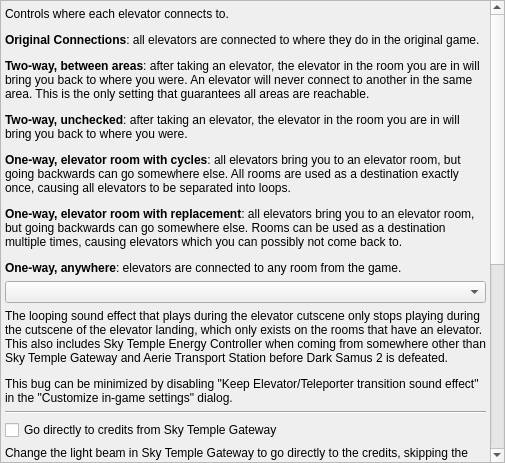
Above: randovania/gui/ui_files/preset_elevators.ui from randovania/randovania before the change. Below: the same form after it.
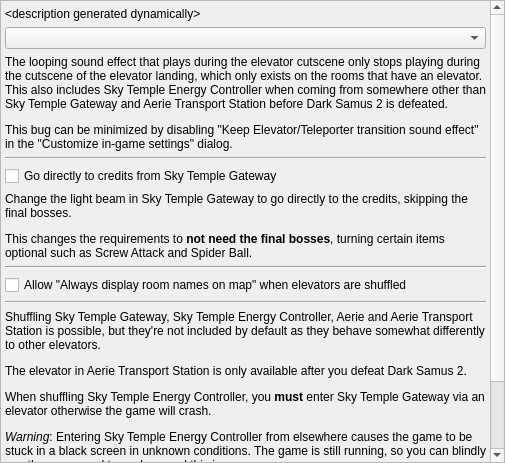
That is the form after the change. Custom widgets are drawn as their Qt base class.

Commit message: More dynamic elevators tab

What changed in the file:
```diff
--- a/randovania/gui/ui_files/preset_elevators.ui
+++ b/randovania/gui/ui_files/preset_elevators.ui
@@ -43,8 +43,8 @@
         <rect>
          <x>0</x>
          <y>0</y>
-         <width>489</width>
-         <height>881</height>
+         <width>503</width>
+         <height>461</height>
         </rect>
        </property>
        <layout class="QVBoxLayout" name="elevator_layout">
@@ -63,7 +63,7 @@
         <item>
          <widget class="QLabel" name="elevators_description_label">
           <property name="text">
-           <string>&lt;html&gt;&lt;head/&gt;&lt;body&gt;&lt;p&gt;Controls where each elevator connects to.&lt;/p&gt;&lt;p&gt;&lt;span style=&quot; font-weight:600;&quot;&gt;Original Connections&lt;/span&gt;: all elevators are connected to where they do in the original game.&lt;/p&gt;&lt;p&gt;&lt;span style=&quot; font-weight:600;&quot;&gt;Two-way, between areas&lt;/span&gt;: after taking an elevator, the elevator in the room you are in will bring you back to where you were. An elevator will never connect to another in the same area. This is the only setting that guarantees all areas are reachable.&lt;/p&gt;&lt;p&gt;&lt;span style=&quot; font-weight:600;&quot;&gt;Two-way, unchecked&lt;/span&gt;: after taking an elevator, the elevator in the room you are in will bring you back to where you were.&lt;/p&gt;&lt;p&gt;&lt;span style=&quot; font-weight:600;&quot;&gt;One-way, elevator room with cycles&lt;/span&gt;: all elevators bring you to an elevator room, but going backwards can go somewhere else. All rooms are used as a destination exactly once, causing all elevators to be separated into loops.&lt;/p&gt;&lt;p&gt;&lt;span style=&quot; font-weight:600;&quot;&gt;One-way, elevator room with replacement&lt;/span&gt;: all elevators bring you to an elevator room, but going backwards can go somewhere else. Rooms can be used as a destination multiple times, causing elevators which you can possibly not come back to.&lt;/p&gt;&lt;p&gt;&lt;span style=&quot; font-weight:600;&quot;&gt;One-way, anywhere&lt;/span&gt;: elevators are connected to any room from the game.&lt;/p&gt;&lt;/body&gt;&lt;/html&gt;</string>
+           <string>&lt;html&gt;&lt;head/&gt;&lt;body&gt;&lt;p&gt;&amp;lt;description generated dynamically&amp;gt;&lt;/p&gt;&lt;/body&gt;&lt;/html&gt;</string>
           </property>
           <property name="wordWrap">
            <bool>true</bool>
```
The commit also changes 2 other files.
